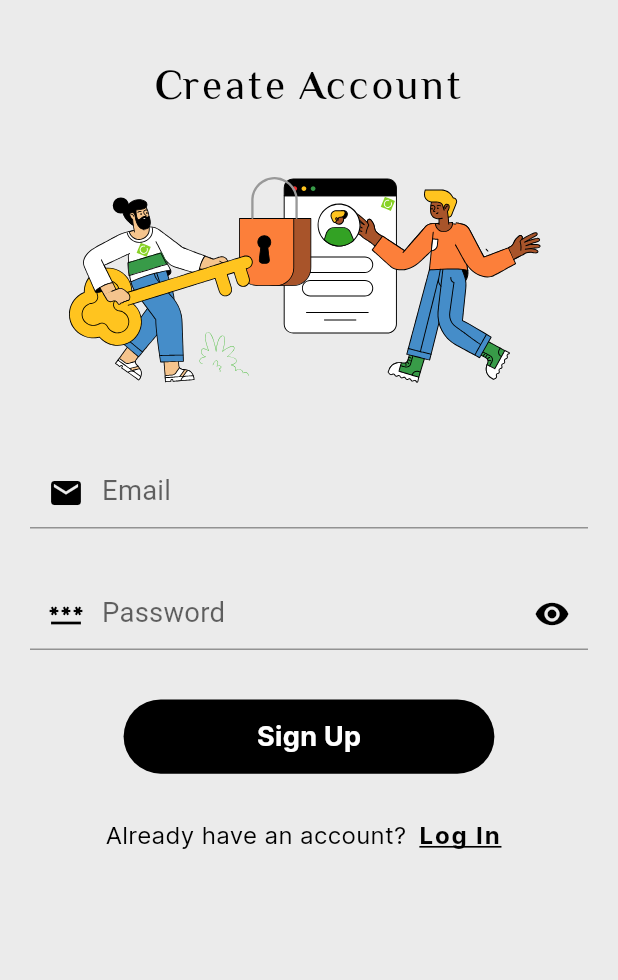
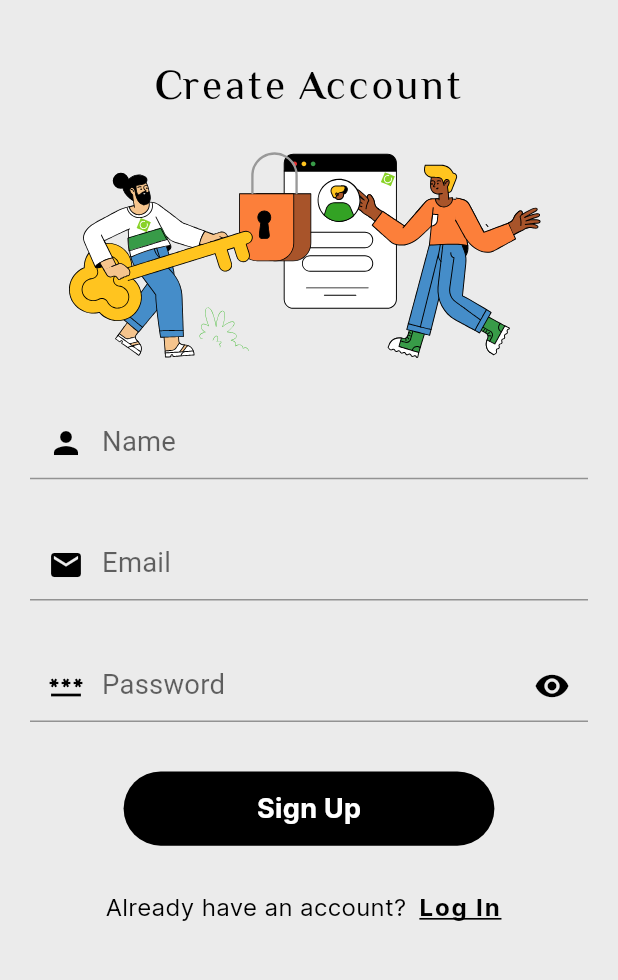
Before and after one commit to muneeb-shahid/Blogging-Application, a Flutter app: the SignUpPage screen opened directly, on a phone screen of 412 x 824 dp, the part 193-1173 px from its top. Run offline on Flutter 3.47's test engine with Material 2 defaults, Android fonts, the phone set to English and light mode, and no system bars; our stand-ins replace firebase_auth, firebase_core, firebase_database, flutter_screenutil, get, image_cropper and 4 more; accounts and stored records are empty; statements that could not run were skipped.

Commit message:
Fourteen commit

```diff
--- a/lib/controller/SignUpController/SignUpController.dart
+++ b/lib/controller/SignUpController/SignUpController.dart
@@ -6,12 +6,15 @@ import '../../Constants/Color Constant/ColorConstant.dart';
 import '../../view/Bottom Nav/BottomNav.dart';
 import '../../view/Login/login.dart';
 
-
 class SignUpController extends GetxController {
   final GlobalKey<FormState> _formKey = GlobalKey<FormState>();
   get formKey => _formKey;
+  final TextEditingController _nameTextEditingController =
+      TextEditingController();
+  get NameTextEditingController => _nameTextEditingController;
 
-  final TextEditingController _emailTextEditingController = TextEditingController();
+  final TextEditingController _emailTextEditingController =
+      TextEditingController();
   get EmailTextEditingController => _emailTextEditingController;
 
   final TextEditingController _passwordTextEditingController =
@@ -21,13 +24,23 @@ class SignUpController extends GetxController {
 
   final email = ''.obs;
   final password = ''.obs;
+  final name = ''.obs;
+
+  String? validateName(String? input) {
+    if (input == null || input.isEmpty) {
+      return 'User name is required.';
+    }
+
+    return null;
+  }
 
   void register() async {
     if (formKey.currentState!.validate()) {
       formKey.currentState!.save();
 
       try {
-        Get.to( BottomNav());
+        Get.to(BottomNav());
+
         final User? user = (await FirebaseAuth.instance
             .createUserWithEmailAndPassword(
                 email: email.value, password: password.value)) as User?;
@@ -40,18 +53,17 @@ class SignUpController extends GetxController {
           Get.snackbar(
             'Account Already Exists. ', //Snackbar title
             'Please Login!', // Snackbar message
-             icon: const Icon(Icons.error_outline, color: Colors.black),
+            icon: const Icon(Icons.error_outline, color: Colors.black),
             backgroundColor: App_Colors.app_white_color,
 
             colorText: Colors.black,
             snackPosition: SnackPosition.TOP,
             //  colorText: Colors.white,  Color of the text
-            duration:  const Duration(
+            duration: const Duration(
                 seconds: 3), // Duration for which the Snackbar is shown
           );
         }
       }
     }
   }
-
 }
--- a/lib/functions/Email&PasswordValidation/Email_Password_Validation.dart
+++ b/lib/functions/Email&PasswordValidation/Email_Password_Validation.dart
@@ -1,6 +1,8 @@
 import 'package:get/get.dart';
 
 class EmailPasswordValidation extends GetxController {
+
+
   String? validateEmail(String? formEmail) {
     if (formEmail == null || formEmail.isEmpty) {
       return 'E-mail address is required.';
--- a/lib/main.dart
+++ b/lib/main.dart
@@ -33,8 +33,8 @@ class MyApp extends StatelessWidget {
           theme: ThemeData(
             textTheme: Typography.englishLike2018.apply(fontSizeFactor: 1.sp),
           ),
-          // getPages: AppRoutes.appRoutes(),
-          home: BottomNav(),
+          getPages: AppRoutes.appRoutes(),
+          // home: BottomNav(),
         );
       },
     );
--- a/lib/view/SignUp/SignUp.dart
+++ b/lib/view/SignUp/SignUp.dart
@@ -1,8 +1,8 @@
+import 'package:blog_app/Functions/Email&PasswordValidation/Email_Password_Validation.dart';
 import 'package:blog_app/View/Login/login.dart';
 import 'package:blog_app/constants/Color%20Constant/ColorConstant.dart';
 import 'package:blog_app/controller/ToggleObscured/ToggleObscured.dart';
 import 'package:blog_app/functions/AppImage%20&%20Title/AppImage%20&%20Title.dart';
-import 'package:blog_app/functions/Email&PasswordValidation/Email_Password_Validation.dart';
 import 'package:flutter/material.dart';
 import 'package:flutter_screenutil/flutter_screenutil.dart';
 import 'package:get/get.dart';
@@ -97,7 +97,7 @@ class SignUpPage extends StatelessWidget {
                 ),
               ),
               SizedBox(
-                height: heightt * 0.05,
+                height: heightt * 0.03,
               ),
               Lottie.asset(
                 "assets/images/login-signup.json",
@@ -106,13 +106,37 @@ class SignUpPage extends StatelessWidget {
                 animate: true,
               ),
               SizedBox(
-                height: heightt * 0.05,
+                height: heightt * 0.03,
               ),
               Obx(
                 () => Form(
                   key: _signUpController.formKey,
                   child: Column(
                     children: <Widget>[
+                      TextFormField(
+                        controller:
+                            _signUpController.NameTextEditingController.clear(),
+                        style: TextStyle(
+                          color: Colors.black,
+                        ),
+                        decoration: InputDecoration(
+                            focusedBorder: UnderlineInputBorder(
+                                borderSide: BorderSide(
+                              color: App_Colors.app_black_color,
+                            )),
+                            prefixIcon: Icon(Icons.person),
+                            prefixIconColor: App_Colors.app_black_color,
+                            hintText: 'Name',
+                            hintStyle: TextStyle()),
+                        validator: _signUpController.validateName,
+                        onSaved: (input) {
+                          _signUpController.name.value = input!;
+                        },
+                      ),
+
+                      SizedBox(
+                        height: heightt * 0.04,
+                      ),
                       TextFormField(
                         controller: _signUpController.EmailTextEditingController
                             .clear(),
@@ -127,12 +151,13 @@ class SignUpPage extends StatelessWidget {
                             prefixIcon: const Icon(Icons.email),
                             prefixIconColor: App_Colors.app_black_color,
                             hintText: 'Email',
-                            hintStyle: const TextStyle()),
+                            hintStyle:  TextStyle()),
                         validator: _emailPasswordValidation.validateEmail,
                         onSaved: (input) {
                           _signUpController.email.value = input!;
                         },
                       ),
+
                       SizedBox(
                         height: heightt * 0.04,
                       ),
--- a/lib/view/Welcome/Welcome.dart
+++ b/lib/view/Welcome/Welcome.dart
@@ -101,7 +101,7 @@ class WelcomeScreen extends StatelessWidget {
                   height: heightt * 0.02,
                 ),
                 customButton(
-                    nextScreen: const SignUpPage(),
+                    nextScreen:  SignUpPage(),
                     innerColor: App_Colors.app_black_color,
                     textColor: App_Colors.app_white_color,
                     text: "Register"),
```
Also changed, not shown: lib/view/Home/home.dart (+28 -23 lines).
